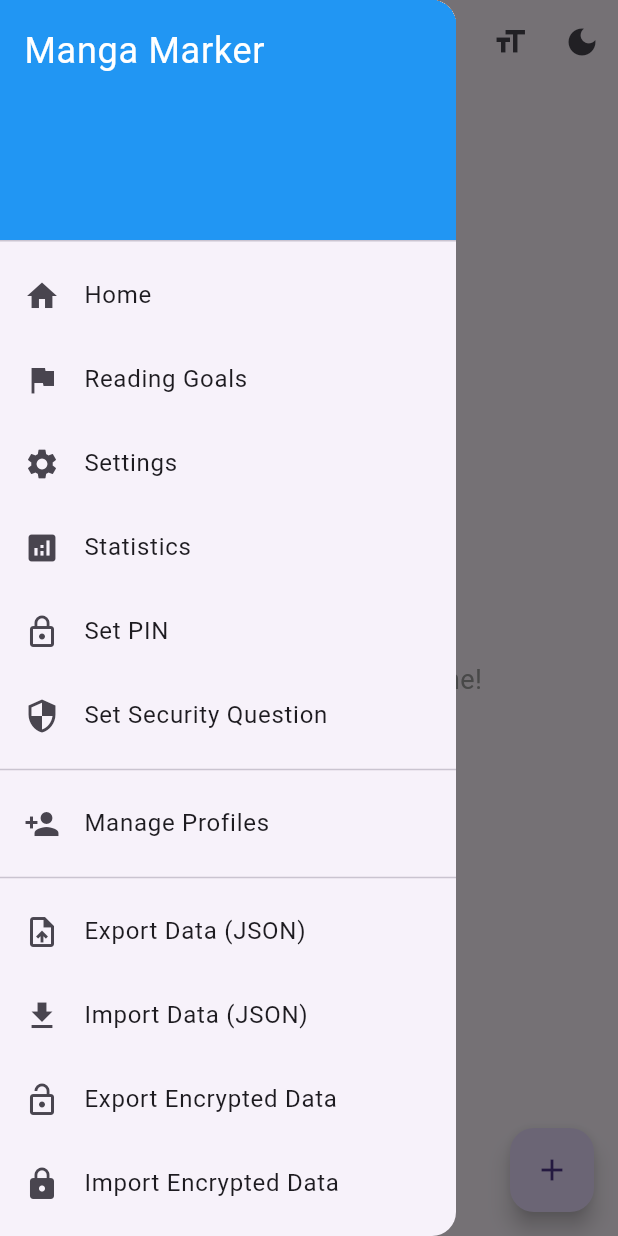
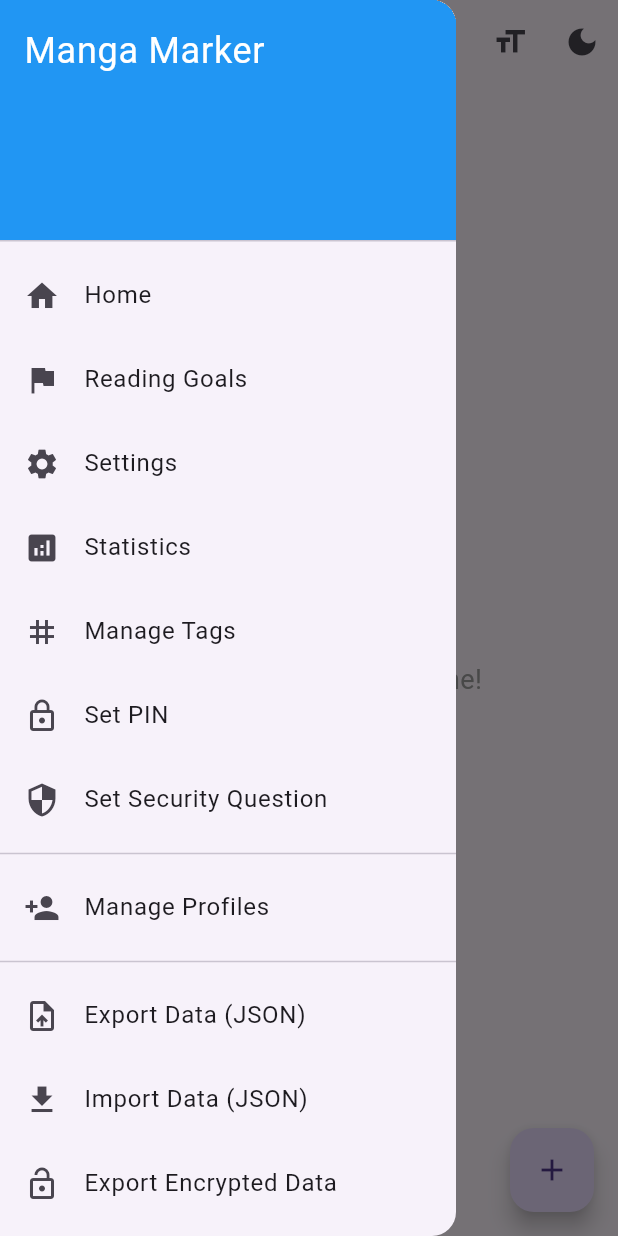
Before and after one commit to skrillkhan15/manga-marker-app, a Flutter app: the screen it shows after launch, with the side drawer open, on a phone screen of 412 x 824 dp. Run offline on Flutter 3.47's test engine with Material 3 defaults, Android fonts, the phone set to English and light mode, and no system bars; our stand-ins replace image_picker, qr_flutter, shared_preferences, table_calendar; missing offline and left inert: encrypt, mobile_scanner.

Commit message:
Implement customizable tags with color property and tag management screen

```diff
--- a/lib/database_helper.dart
+++ b/lib/database_helper.dart
@@ -215,4 +215,39 @@
     }
     return null;
   }
+
+  static const String _tagsKey = 'tags';
+
+  Future<void> saveTags(List<Tag> tags) async {
+    final prefs = await _prefs;
+    final tagsJson = tags.map((t) => jsonEncode(t.toMap())).toList();
+    await prefs.setStringList(_tagsKey, tagsJson);
+  }
+
+  Future<List<Tag>> getTags() async {
+    final prefs = await _prefs;
+    final tagsJson = prefs.getStringList(_tagsKey) ?? [];
+    return tagsJson.map((json) => Tag.fromMap(jsonDecode(json))).toList();
+  }
+
+  Future<void> addTag(Tag tag) async {
+    final tags = await getTags();
+    tags.add(tag);
+    await saveTags(tags);
+  }
+
+  Future<void> updateTag(Tag tag) async {
+    final tags = await getTags();
+    final index = tags.indexWhere((t) => t.id == tag.id);
+    if (index != -1) {
+      tags[index] = tag;
+      await saveTags(tags);
+    }
+  }
+
+  Future<void> deleteTag(String tagId) async {
+    final tags = await getTags();
+    tags.removeWhere((t) => t.id == tagId);
+    await saveTags(tags);
+  }
 }
--- a/lib/main.dart
+++ b/lib/main.dart
@@ -792,6 +792,18 @@
               },
             ),
             ListTile(
+              leading: const Icon(Icons.tag),
+              title: const Text('Manage Tags'),
+              onTap: () {
+                Navigator.pop(context);
+                Navigator.of(context).push(
+                  MaterialPageRoute(
+                    builder: (context) => const TagManagementScreen(),
+                  ),
+                );
+              },
+            ),
+            ListTile(
               leading: const Icon(Icons.lock_outline),
               title: const Text('Set PIN'),
               onTap: () async {
--- a/lib/models.dart
+++ b/lib/models.dart
@@ -82,13 +82,14 @@
 class Tag {
   String id;
   String name;
+  int? color;
 
-  Tag({required this.id, required this.name});
+  Tag({required this.id, required this.name, this.color});
 
-  Map<String, dynamic> toMap() => {'id': id, 'name': name};
+  Map<String, dynamic> toMap() => {'id': id, 'name': name, 'color': color};
 
   factory Tag.fromMap(Map<String, dynamic> map) =>
-      Tag(id: map['id'] ?? '', name: map['name'] ?? '');
+      Tag(id: map['id'] ?? '', name: map['name'] ?? '', color: map['color']);
 
   String toJson() => json.encode(toMap());
   factory Tag.fromJson(String source) => Tag.fromMap(json.decode(source));
```
Also changed, not shown: lib/tag_management_screen.dart (added, +149 -0 lines).
